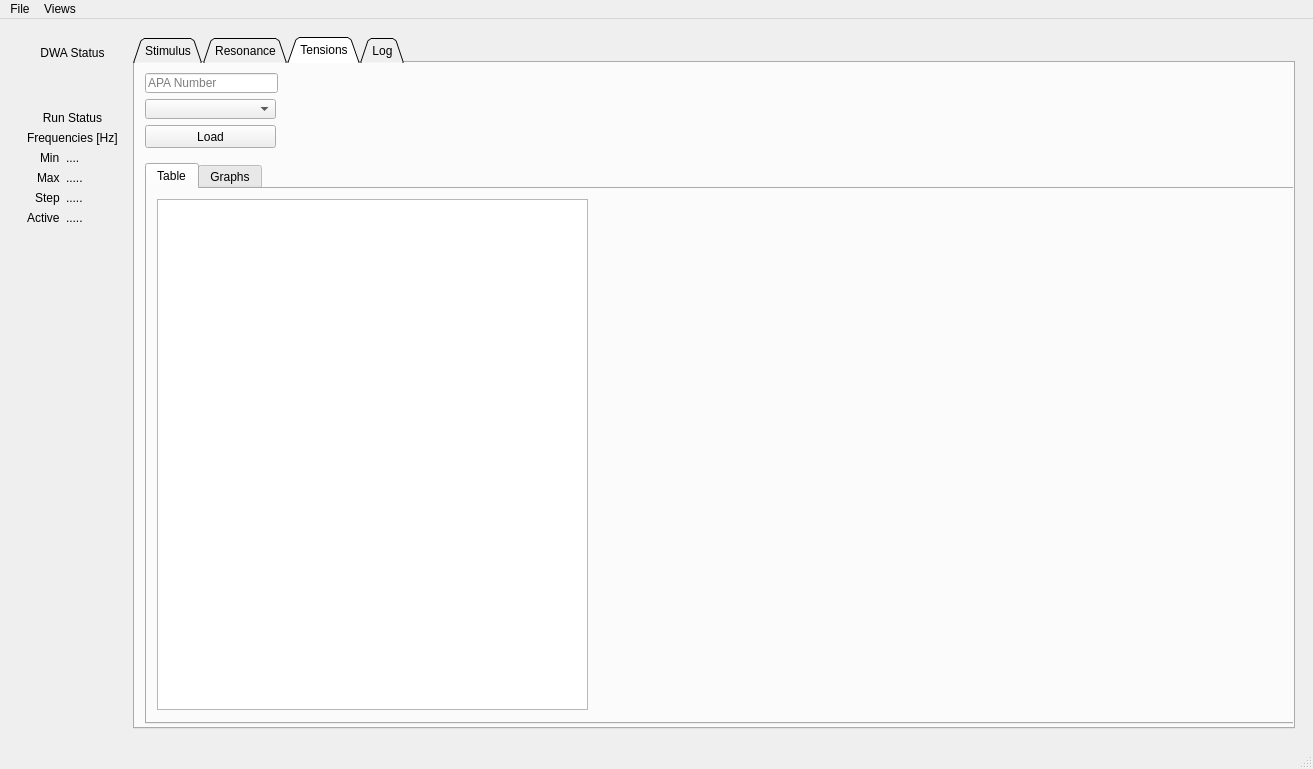
Qt form DAQ/python/dwaDaqUI.ui (dunewires/ElectricalMethod) before a commit.
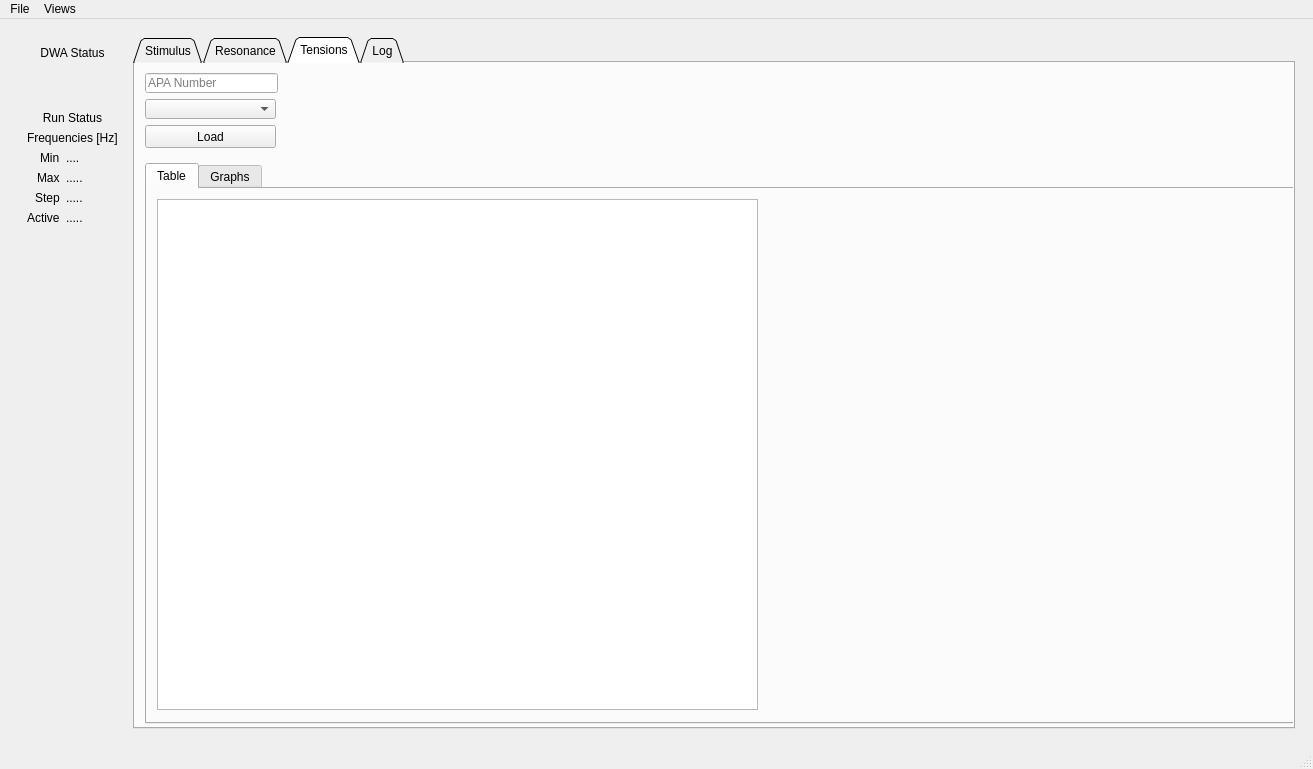
The same form after that commit. The open tabs and pages were chosen to show the change. Custom widgets are drawn as their Qt base class.

What changed in the file:
```diff
--- a/DAQ/python/dwaDaqUI.ui
+++ b/DAQ/python/dwaDaqUI.ui
@@ -790,7 +790,7 @@
               <rect>
                <x>10</x>
                <y>10</y>
-               <width>431</width>
+               <width>601</width>
                <height>511</height>
               </rect>
              </property>
```
Left out of the diff: 6 changed lines with no effect on the pictures.
